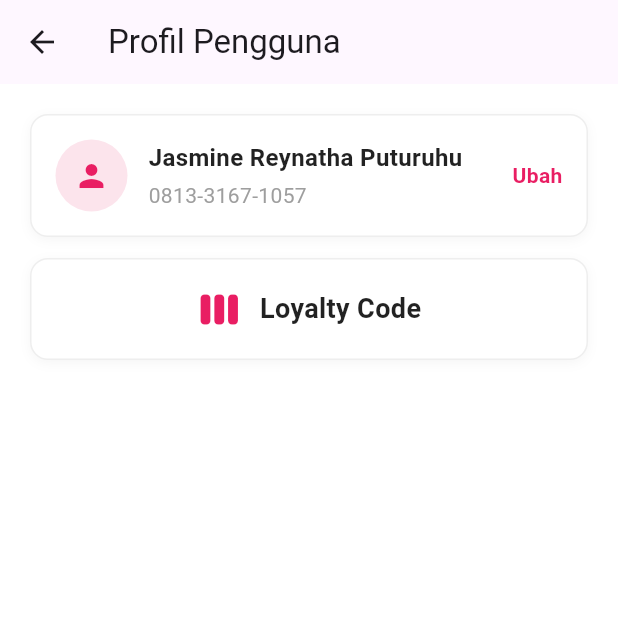
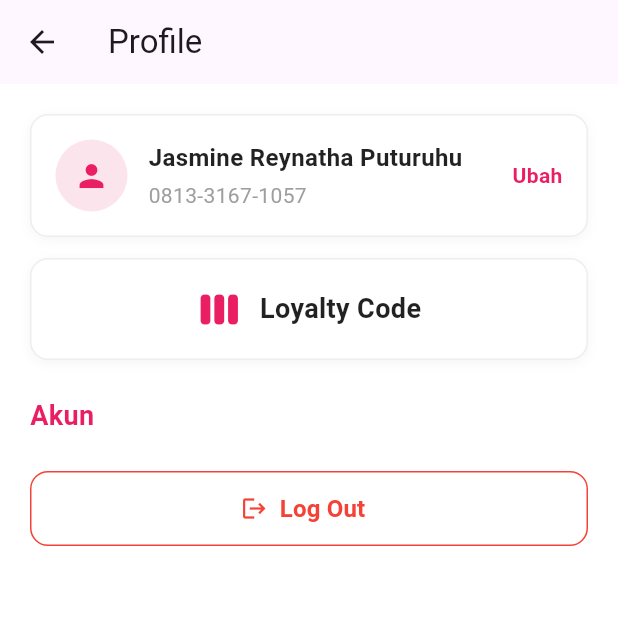
Before and after one commit to jasminerey/sumatif_navigation, a Flutter app: the ProfilePage screen opened directly, on a phone screen of 412 x 824 dp, the top half of it. Run offline on Flutter 3.47's test engine with Material 3 defaults, Android fonts, the phone set to English and light mode, and no system bars.

Commit message:
update logout

```diff
--- a/lib/Login.dart
+++ b/lib/Login.dart
@@ -506,7 +506,7 @@ class ProfilePage extends StatelessWidget {
     return Scaffold(
       backgroundColor: Colors.white,
       appBar: AppBar(
-        title: const Text('Profil Pengguna'),
+        title: const Text('Profile'),
       ),
       body: SafeArea(
         child: SingleChildScrollView(
@@ -598,6 +598,47 @@ class ProfilePage extends StatelessWidget {
                   ],
                 ),
               ),
+              const SizedBox(height: 24),
+              const Text(
+                'Akun',
+                style: TextStyle(
+                  fontSize: 18,
+                  fontWeight: FontWeight.bold,
+                  color: _primaryPink,
+                ),
+              ),
+              const SizedBox(height: 24),
+              // TOMBOL LOG OUT
+              SizedBox(
+                width: double.infinity,
+                height: 50,
+                child: OutlinedButton.icon(
+                  style: OutlinedButton.styleFrom(
+                    foregroundColor: Colors.red,
+                    side: const BorderSide(color: Colors.red),
+                    shape: RoundedRectangleBorder(
+                      borderRadius: BorderRadius.circular(12),
+                    ),
+                  ),
+                  onPressed: () {
+                    // Mengembalikan user ke LoginPage dan menghapus riwayat navigasi sebelumnya
+                    Navigator.pushReplacement(
+                      context,
+                      MaterialPageRoute(
+                        builder: (context) => const LoginPage(),
+                      ),
+                    );
+                  },
+                  icon: const Icon(Icons.logout),
+                  label: const Text(
+                    'Log Out',
+                    style: TextStyle(
+                      fontSize: 16,
+                      fontWeight: FontWeight.bold,
+                    ),
+                  ),
+                ),
+              ),
             ],
           ),
         ),
```
